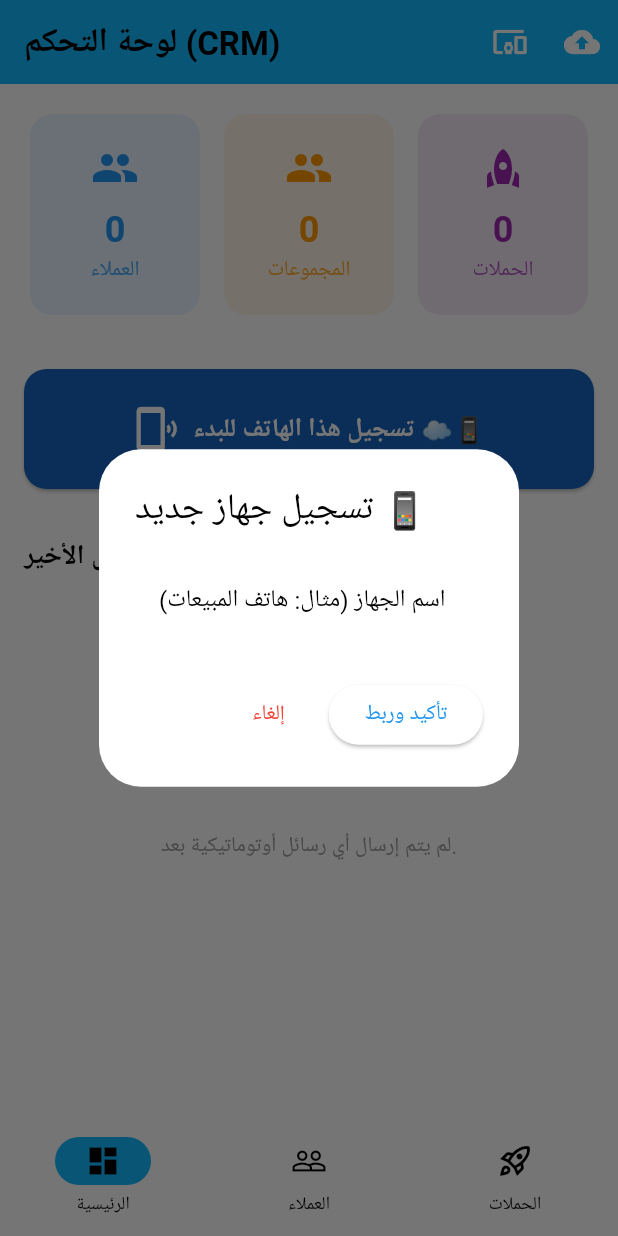
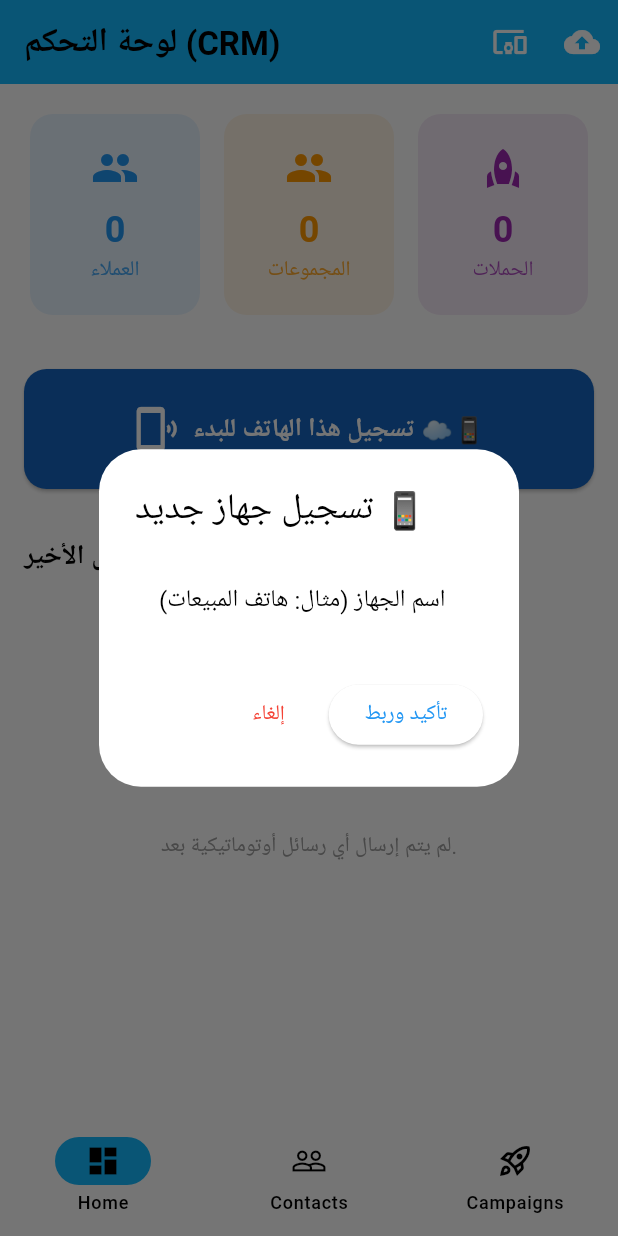
Before and after one commit to satwrabbas/AutoSMS, a Flutter app: the screen it shows once a user with an empty profile is signed in, after a tap on "تسجيل هذا الهاتف للبدء ☁️📱", on a phone screen of 412 x 824 dp. Run offline on Flutter 3.47's test engine with Material 3 defaults, Android fonts, the light colour scheme and no system bars; our stand-ins replace bloc, device_info_plus, drift, firebase_core, firebase_messaging, flutter_bloc and 3 more; missing offline and left inert: android_id, telephony; accounts and stored records are empty; generated files the repository leaves out were written again; network calls fail.

Commit message:
Home Page is Localized

```diff
--- a/lib/home/view/home_page.dart
+++ b/lib/home/view/home_page.dart
@@ -1,10 +1,10 @@
 import 'package:flutter/material.dart';
 import 'package:flutter_bloc/flutter_bloc.dart';
 import 'package:auto_sms/campaigns/view/campaigns_page.dart';
-// استدعاء شاشة جهات الاتصال التي صنعناها
 import 'package:auto_sms/contacts/view/contacts_page.dart';
 import 'package:auto_sms/dashboard/view/dashboard_page.dart';
 import 'package:auto_sms/home/cubit/home_cubit.dart';
+import 'package:auto_sms/l10n/l10n.dart';
 
 class HomePage extends StatelessWidget {
   const HomePage({super.key});
@@ -23,46 +23,36 @@
 
   @override
   Widget build(BuildContext context) {
-    // رقم الصفحة المحددة حالياً
+    final l10n = context.l10n;
     final selectedTab = context.watch<HomeCubit>().state;
-
-    // قائمة الشاشات (سنضيف الشاشات الأخرى لاحقاً)
-    final pages =<Widget>[
-   // 1. لوحة التحكم (🌟 تم استبدالها)
-   const DashboardPage(),
-
-   // 2. شاشة جهات الاتصال
-   const ContactsPage(),
-
-   // 3. شاشة الحملات
-   const CampaignsPage(),
-  ];
+    final pages = const <Widget>[
+      DashboardPage(),
+      ContactsPage(),
+      CampaignsPage(),
+    ];
 
     return Scaffold(
-      // نعرض الشاشة بناءً على الرقم المختار
       body: pages[selectedTab],
-
-      // شريط التنقل السفلي
       bottomNavigationBar: NavigationBar(
         selectedIndex: selectedTab,
         onDestinationSelected: (index) {
-          context.read<HomeCubit>().setTab(index); // تغيير الصفحة
+          context.read<HomeCubit>().setTab(index);
         },
-        destinations: const[
+        destinations: [
           NavigationDestination(
-            icon: Icon(Icons.dashboard_outlined),
-            selectedIcon: Icon(Icons.dashboard),
-            label: 'الرئيسية',
+            icon: const Icon(Icons.dashboard_outlined),
+            selectedIcon: const Icon(Icons.dashboard),
+            label: l10n.navHome,
           ),
           NavigationDestination(
-            icon: Icon(Icons.people_outline),
-            selectedIcon: Icon(Icons.people),
-            label: 'العملاء',
+            icon: const Icon(Icons.people_outline),
+            selectedIcon: const Icon(Icons.people),
+            label: l10n.navContacts,
           ),
           NavigationDestination(
-            icon: Icon(Icons.rocket_launch_outlined),
-            selectedIcon: Icon(Icons.rocket_launch),
-            label: 'الحملات',
+            icon: const Icon(Icons.rocket_launch_outlined),
+            selectedIcon: const Icon(Icons.rocket_launch),
+            label: l10n.navCampaigns,
           ),
         ],
       ),
--- a/lib/l10n/arb/app_ar.arb
+++ b/lib/l10n/arb/app_ar.arb
@@ -15,5 +15,9 @@
     "errorUserAlreadyRegistered": "هذا البريد الإلكتروني مسجل مسبقاً لدينا! 📧",
     "errorWeakPassword": "كلمة المرور ضعيفة، يجب أن تكون 6 أحرف على الأقل 🔐",
     "errorRateLimit": "حاولت الكثير من المرات. يرجى الانتظار قليلاً ⏳",
-    "errorUnexpected": "حدث خطأ غير متوقع. يرجى المحاولة لاحقاً."
+    "errorUnexpected": "حدث خطأ غير متوقع. يرجى المحاولة لاحقاً.",
+
+    "navHome": "الرئيسية",
+    "navContacts": "العملاء",
+    "navCampaigns": "الحملات"
 }
--- a/lib/l10n/arb/app_en.arb
+++ b/lib/l10n/arb/app_en.arb
@@ -13,7 +13,12 @@
     "errorNoInternet": "❌ No internet connection! Please check your network and try again.",
     "errorInvalidCredentials": "Invalid email or password ❌",
     "errorUserAlreadyRegistered": "This email is already registered! 📧",
+    "errorWeakPassword": "This email is already registered! 📧",
     "errorWeakPassword": "Password is weak, it must be at least 6 characters 🔐",
     "errorRateLimit": "Too many attempts. Please wait a moment ⏳",
-    "errorUnexpected": "An unexpected error occurred. Please try again later."
+    "errorUnexpected": "An unexpected error occurred. Please try again later.",
+
+    "navHome": "Home",
+    "navContacts": "Contacts",
+    "navCampaigns": "Campaigns"
 }
```
